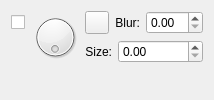
The window that libs/widgets/KoShadowConfigWidget.ui (KDE/calligra) describes before a commit, drawn with Qt 5.
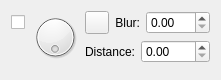
The same window after the commit. Custom widgets are drawn as their Qt base class.

Commit message: distance is a better word than size in this case

```diff
--- a/libs/widgets/KoShadowConfigWidget.ui
+++ b/libs/widgets/KoShadowConfigWidget.ui
@@ -2,6 +2,14 @@
 <ui version="4.0">
  <class>KoShadowConfigWidget</class>
  <widget class="QWidget" name="KoShadowConfigWidget">
+  <property name="geometry">
+   <rect>
+    <x>0</x>
+    <y>0</y>
+    <width>221</width>
+    <height>78</height>
+   </rect>
+  </property>
   <property name="sizePolicy">
    <sizepolicy hsizetype="Preferred" vsizetype="Preferred">
     <horstretch>0</horstretch>
@@ -73,7 +81,7 @@
      <item row="0" column="0">
       <widget class="QLabel" name="label">
        <property name="text">
-        <string>Size:</string>
+        <string>Distance:</string>
        </property>
        <property name="alignment">
         <set>Qt::AlignRight|Qt::AlignTrailing|Qt::AlignVCenter</set>
```
